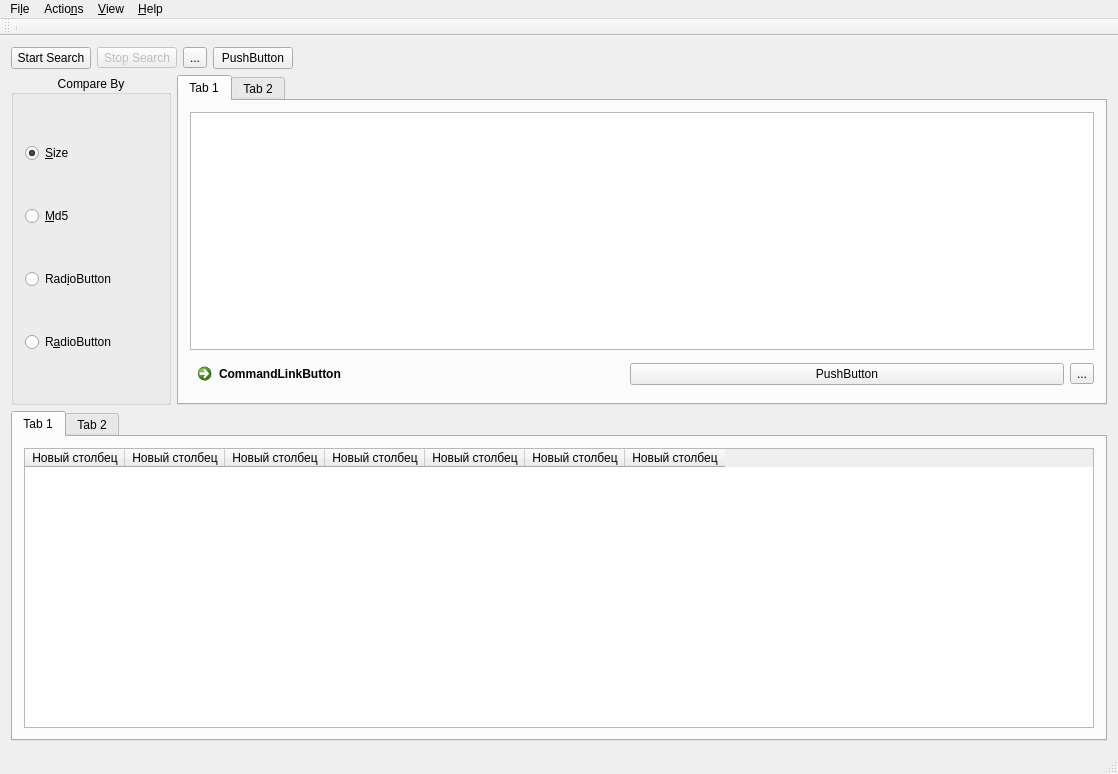
Qt form mainwindow.ui (kokaia/duplicateFilesFinder) before a commit.
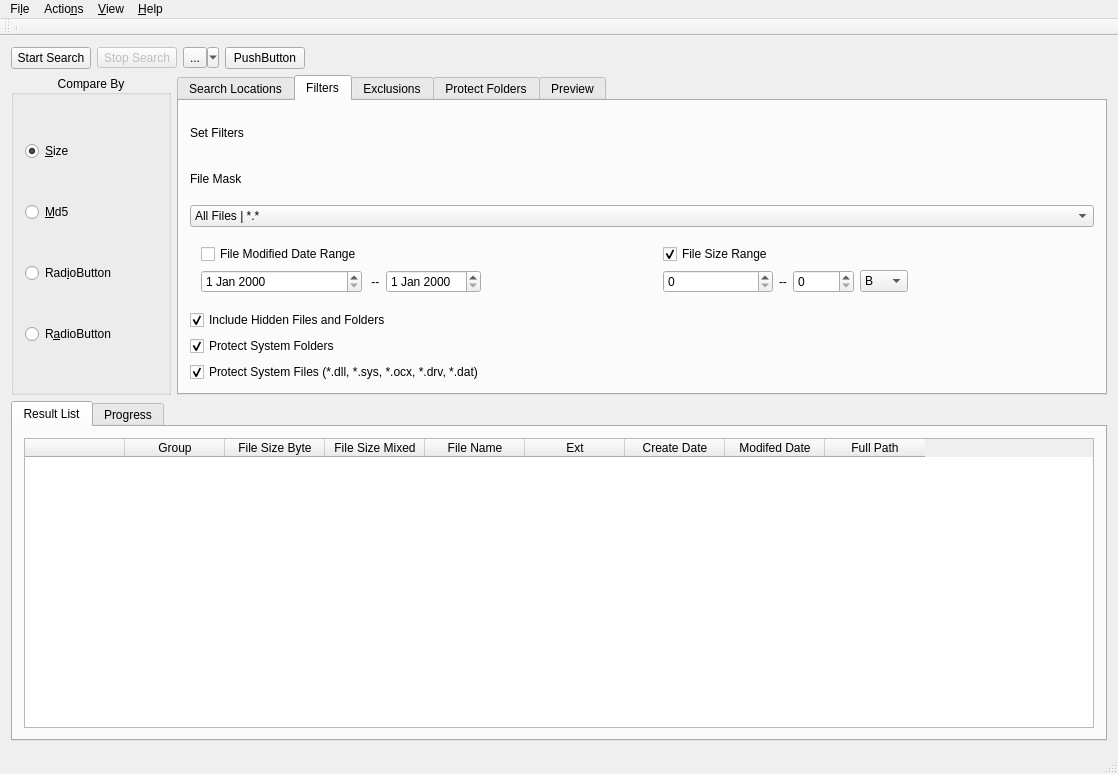
The same form after that commit. The open tabs and pages were chosen to show the change.

Commit message: add result selecting feature

```diff
--- a/mainwindow.ui
+++ b/mainwindow.ui
@@ -48,6 +48,12 @@
         <property name="text">
          <string>...</string>
         </property>
+        <property name="popupMode">
+         <enum>QToolButton::MenuButtonPopup</enum>
+        </property>
+        <property name="toolButtonStyle">
+         <enum>Qt::ToolButtonTextBesideIcon</enum>
+        </property>
        </widget>
       </item>
       <item>
@@ -82,6 +88,12 @@
           <height>0</height>
          </size>
         </property>
+        <property name="maximumSize">
+         <size>
+          <width>16777215</width>
+          <height>320</height>
+         </size>
+        </property>
         <property name="title">
          <string>Compare By</string>
         </property>
@@ -125,49 +137,262 @@
       </item>
       <item>
        <widget class="QTabWidget" name="tabWidget">
+        <property name="maximumSize">
+         <size>
+          <width>16777215</width>
+          <height>320</height>
+         </size>
+        </property>
         <property name="currentIndex">
          <number>0</number>
         </property>
-        <widget class="QWidget" name="tab">
+        <widget class="QWidget" name="searchLocationsTab">
          <attribute name="title">
-          <string>Tab 1</string>
+          <string>Search Locations</string>
          </attribute>
          <layout class="QVBoxLayout" name="verticalLayout_3">
           <item>
-           <widget class="QListWidget" name="listWidget"/>
+           <widget class="QListWidget" name="listWidget">
+            <property name="selectionBehavior">
+             <enum>QAbstractItemView::SelectRows</enum>
+            </property>
+            <property name="selectionRectVisible">
+             <bool>true</bool>
+            </property>
+            <item>
+             <property name="text">
+              <string>/mnt/data/jedi/Tamta/tests/</string>
+             </property>
+            </item>
+           </widget>
           </item>
           <item>
            <layout class="QHBoxLayout" name="horizontalLayout_3">
             <item>
-             <widget class="QCommandLinkButton" name="commandLinkButton">
+             <widget class="QPushButton" name="searchLocationAddPathButton">
               <property name="text">
-               <string>CommandLinkButton</string>
+               <string>Add Path</string>
               </property>
              </widget>
             </item>
             <item>
              <widget class="QPushButton" name="pushButton_2">
               <property name="text">
-               <string>PushButton</string>
+               <string>Remove Selected</string>
               </property>
              </widget>
             </item>
             <item>
-             <widget class="QToolButton" name="toolButton_2">
+             <widget class="QPushButton" name="searchLocationClearAll">
               <property name="text">
-               <string>...</string>
+               <string>Clear All</string>
               </property>
              </widget>
             </item>
+            <item>
+             <spacer name="horizontalSpacer_2">
+              <property name="orientation">
+               <enum>Qt::Horizontal</enum>
+              </property>
+              <property name="sizeHint" stdset="0">
+               <size>
+                <width>40</width>
+                <height>20</height>
+               </size>
+              </property>
+             </spacer>
+            </item>
            </layout>
           </item>
          </layout>
         </widget>
+        <widget class="QWidget" name="tab">
+         <attribute name="title">
+          <string>Filters</string>
+         </attribute>
+         <layout class="QGridLayout" name="gridLayout_2">
+          <item row="2" column="0">
+           <widget class="QComboBox" name="comboBox">
+            <item>
+             <property name="text">
+              <string>All Files | *.*</string>
+             </property>
+            </item>
+            <item>
+             <property name="text">
+              <string>Images | *.jpg, *.jpeg, *.png, *.tiff, *.bmp</string>
+             </property>
+            </item>
+           </widget>
+          </item>
+          <item row="9" column="0">
+           <widget class="QCheckBox" name="checkBox">
+            <property name="text">
+             <string>Protect System Files (*.dll, *.sys, *.ocx, *.drv, *.dat)</string>
+            </property>
+            <property name="checked">
+             <bool>true</bool>
+            </property>
+           </widget>
+          </item>
+          <item row="7" column="0">
+           <widget class="QCheckBox" name="checkBox_2">
+            <property name="text">
+             <string>Include Hidden Files and Folders</string>
+            </property>
+            <property name="checked">
+             <bool>true</bool>
+            </property>
+           </widget>
+          </item>
+          <item row="8" column="0">
+           <widget class="QCheckBox" name="checkBox_3">
+            <property name="text">
+             <string>Protect System Folders</string>
+            </property>
+            <property name="checked">
+             <bool>true</bool>
+            </property>
+           </widget>
+          </item>
+          <item row="4" column="0">
+           <widget class="QWidget" name="widget" native="true">
+            <layout class="QGridLayout" name="gridLayout_3">
+             <item row="1" column="2">
+              <widget class="QDateEdit" name="dateEdit_2"/>
+             </item>
+             <item row="1" column="8">
+              <spacer name="horizontalSpacer_3">
+               <property name="orientation">
+                <enum>Qt::Horizontal</enum>
+               </property>
+               <property name="sizeHint" stdset="0">
+                <size>
+                 <width>40</width>
+                 <height>20</height>
+                </size>
+               </property>
+              </spacer>
+             </item>
+             <item row="0" column="4">
+              <widget class="QCheckBox" name="checkBox_5">
+               <property name="text">
+                <string>File Size Range</string>
+               </property>
+               <property name="checked">
+                <bool>true</bool>
+               </property>
+              </widget>
+             </item>
+             <item row="1" column="6">
+              <widget class="QSpinBox" name="spinBox_2">
+               <property name="maximum">
+                <number>10000</number>
+               </property>
+              </widget>
+             </item>
+             <item row="1" column="4">
+              <widget class="QSpinBox" name="spinBox">
+               <property name="maximum">
+                <number>10000</number>
+               </property>
+              </widget>
+             </item>
+             <item row="1" column="5">
+              <widget class="QLabel" name="label_3">
+               <property name="text">
+                <string>--</string>
+               </property>
+              </widget>
+             </item>
+             <item row="1" column="7">
+              <widget class="QComboBox" name="comboBox_2">
+               <item>
+                <property name="text">
+                 <string>B</string>
+                </property>
+               </item>
+               <item>
+                <property name="text">
+                 <string>KB</string>
+                </property>
+               </item>
+               <item>
+                <property name="text">
+                 <string>MB</string>
+                </property>
+               </item>
+               <item>
+                <property name="text">
+                 <string>GB</string>
+                </property>
+               </item>
+              </widget>
+             </item>
+             <item row="1" column="3">
+              <spacer name="horizontalSpacer_4">
+               <property name="orientation">
+                <enum>Qt::Horizontal</enum>
+               </property>
+               <property name="sizeHint" stdset="0">
+                <size>
+                 <width>40</width>
+                 <height>20</height>
+                </size>
+               </property>
+              </spacer>
+             </item>
+             <item row="0" column="0">
+              <widget class="QCheckBox" name="checkBox_4">
+               <property name="text">
+                <string>File Modified Date Range</string>
+               </property>
+              </widget>
+             </item>
+             <item row="1" column="0">
+              <widget class="QDateEdit" name="dateEdit"/>
+             </item>
+             <item row="1" column="1">
+              <widget class="QLabel" name="label_2">
+               <property name="text">
+                <string> --</string>
+               </property>
+              </widget>
+             </item>
+            </layout>
+           </widget>
+          </item>
+          <item row="0" column="0">
+           <widget class="QLabel" name="label">
+            <property name="text">
+             <string>Set Filters</string>
+            </property>
+           </widget>
+          </item>
+          <item row="1" column="0">
+           <widget class="QLabel" name="FileMask">
+            <property name="text">
+             <string>File Mask</string>
+            </property>
+           </widget>
+          </item>
+         </layout>
+        </widget>
         <widget class="QWidget" name="tab_2">
          <attribute name="title">
-          <string>Tab 2</string>
+          <string>Exclusions</string>
          </attribute>
-         <layout class="QGridLayout" name="gridLayout_2"/>
+        </widget>
+        <widget class="QWidget" name="tab_3">
+         <attribute name="title">
+          <string>Protect Folders</string>
+         </attribute>
+        </widget>
+        <widget class="QWidget" name="resultPreviewTab">
+         <attribute name="title">
+          <string>Preview</string>
+         </attribute>
+         <layout class="QGridLayout" name="resultPreviewTabLayout"/>
         </widget>
        </widget>
       </item>
@@ -180,7 +405,7 @@
       </property>
       <widget class="QWidget" name="operationsResultTab">
        <attribute name="title">
-        <string>Tab 1</string>
+        <string>Result List</string>
        </attribute>
        <layout class="QVBoxLayout" name="verticalLayout">
         <item>
@@ -191,39 +416,52 @@
           <property name="selectionBehavior">
            <enum>QAbstractItemView::SelectRows</enum>
           </property>
+          <property name="showGrid">
+           <bool>true</bool>
+          </property>
           <column>
            <property name="text">
-            <string>Новый столбец</string>
+            <string/>
            </property>
           </column>
           <column>
            <property name="text">
-            <string>Новый столбец</string>
+            <string>Group</string>
            </property>
           </column>
           <column>
            <property name="text">
-            <string>Новый столбец</string>
+            <string>File Size Byte</string>
            </property>
           </column>
           <column>
            <property name="text">
-            <string>Новый столбец</string>
+            <string>File Size Mixed</string>
            </property>
           </column>
           <column>
            <property name="text">
-            <string>Новый столбец</string>
+            <string>File Name</string>
            </property>
           </column>
           <column>
            <property name="text">
-            <string>Новый столбец</string>
+            <string>Ext</string>
            </property>
           </column>
           <column>
            <property name="text">
-            <string>Новый столбец</string>
+            <string>Create Date</string>
+           </property>
+          </column>
+          <column>
+           <property name="text">
+            <string>Modifed Date</string>
+           </property>
+          </column>
+          <column>
+           <property name="text">
+            <string>Full Path</string>
            </property>
           </column>
          </widget>
@@ -232,7 +470,7 @@
       </widget>
       <widget class="QWidget" name="operationProcessingTab">
        <attribute name="title">
-        <string>Tab 2</string>
+        <string>Progress</string>
        </attribute>
        <layout class="QVBoxLayout" name="verticalLayout_4">
         <item>
```
Left out of the diff: 62 changed lines with no effect on the pictures. The commit also changes 10 other files.
